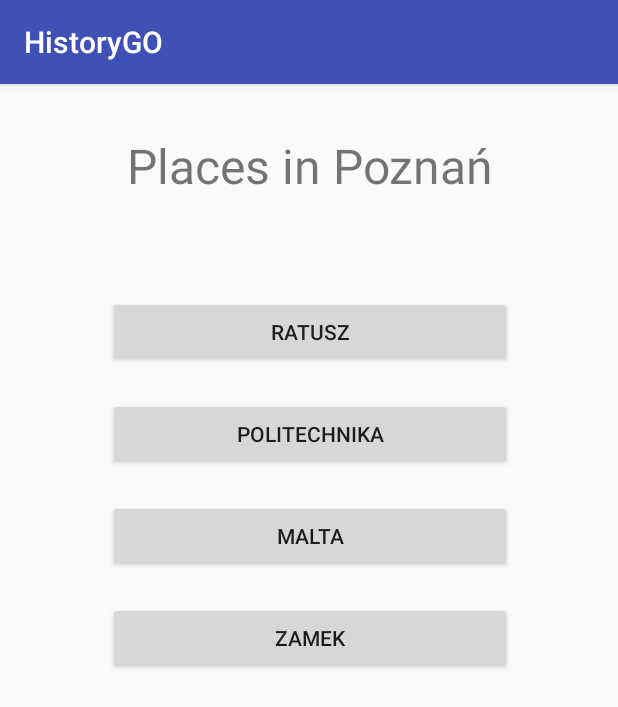
After one commit to seul88/historyGo, an Android app: the PlaceManager screen opened directly, with no data from a screen before it, on a phone screen of 412 x 824 dp. The commit adds this screen. Shown: the top 707 px of the screen. Run offline under Robolectric (Android 15) with nearby library versions, the phone set to English and light mode, and no system bars.

Commit message:
Places menu as Activity

```diff
--- /dev/null
+++ b/app/src/main/java/com/erwin/historygo/PlaceManager.java
@@ -0,0 +1,80 @@
+package com.erwin.historygo;
+
+import android.content.Intent;
+import android.support.v7.app.AppCompatActivity;
+import android.os.Bundle;
+import android.view.View;
+import android.widget.Button;
+
+public class PlaceManager extends AppCompatActivity {
+
+
+    private Button button_Ratusz;
+    private Button button_Zamek;
+    private Button button_Politechnika;
+    private Button button_Malta;
+
+    @Override
+    protected void onCreate(Bundle savedInstanceState) {
+        super.onCreate(savedInstanceState);
+        setContentView(R.layout.activity_place_manager);
+
+        button_Ratusz = (Button) findViewById(R.id.btnRatusz);
+        button_Zamek = (Button) findViewById(R.id.btnZamek);
+        button_Malta = (Button) findViewById(R.id.btnMalta);
+        button_Politechnika = (Button) findViewById(R.id.btnPolitechnika);
+
+
+        button_Politechnika.setOnClickListener(new View.OnClickListener() {
+            @Override
+            public void onClick(View v) {
+                openActivityPolitechnika();
+            }
+        });
+
+        button_Malta.setOnClickListener(new View.OnClickListener() {
+            @Override
+            public void onClick(View v) {
+                openActivityMalta();
+            }
+        });
+
+        button_Zamek.setOnClickListener(new View.OnClickListener() {
+            @Override
+            public void onClick(View v) {
+                openActivityZamek();
+            }
+        });
+
+        button_Ratusz.setOnClickListener(new View.OnClickListener() {
+            @Override
+            public void onClick(View v) {
+                openActivityRatusz();
+            }
+        });
+
+    }
+
+
+    public void openActivityPolitechnika(){
+        Intent intent = new Intent(this, Politechnika.class);
+        startActivity(intent);
+    }
+
+
+    public void openActivityMalta(){
+        Intent intent = new Intent(this, Malta.class);
+        startActivity(intent);
+    }
+
+    public void openActivityRatusz(){
+        Intent intent = new Intent(this, Ratusz.class);
+        startActivity(intent);
+    }
+
+    public void openActivityZamek(){
+        Intent intent = new Intent(this, Places.class);
+        startActivity(intent);
+    }
+
+}
--- /dev/null
+++ b/app/src/main/res/layout/activity_place_manager.xml
@@ -0,0 +1,76 @@
+<?xml version="1.0" encoding="utf-8"?>
+<android.support.constraint.ConstraintLayout xmlns:android="http://schemas.android.com/apk/res/android"
+    xmlns:app="http://schemas.android.com/apk/res-auto"
+    xmlns:tools="http://schemas.android.com/tools"
+    android:layout_width="match_parent"
+    android:layout_height="match_parent"
+    tools:context=".PlaceManager">
+
+    <TextView
+        android:id="@+id/placesTitle"
+        android:layout_width="277dp"
+        android:layout_height="77dp"
+        android:layout_marginEnd="8dp"
+        android:layout_marginStart="8dp"
+        android:layout_marginTop="16dp"
+        android:gravity="center"
+        android:text="Places in Poznań"
+        android:textSize="32sp"
+        app:layout_constraintEnd_toEndOf="parent"
+        app:layout_constraintHorizontal_bias="0.507"
+        app:layout_constraintStart_toStartOf="parent"
+        app:layout_constraintTop_toTopOf="parent" />
+
+    <Button
+        android:id="@+id/btnRatusz"
+        android:layout_width="269dp"
+        android:layout_height="wrap_content"
+        android:layout_marginEnd="8dp"
+        android:layout_marginStart="8dp"
+        android:layout_marginTop="48dp"
+        android:text="Ratusz"
+        app:layout_constraintEnd_toEndOf="parent"
+        app:layout_constraintHorizontal_bias="0.506"
+        app:layout_constraintStart_toStartOf="parent"
+        app:layout_constraintTop_toBottomOf="@+id/placesTitle" />
+
+    <Button
+        android:id="@+id/btnPolitechnika"
+        android:layout_width="269dp"
+        android:layout_height="wrap_content"
+        android:layout_marginEnd="8dp"
+        android:layout_marginStart="8dp"
+        android:layout_marginTop="20dp"
+        android:text="Politechnika"
+        app:layout_constraintEnd_toEndOf="parent"
+        app:layout_constraintHorizontal_bias="0.506"
+        app:layout_constraintStart_toStartOf="parent"
+        app:layout_constraintTop_toBottomOf="@+id/btnRatusz" />
+
+    <Button
+        android:id="@+id/btnMalta"
+        android:layout_width="269dp"
+        android:layout_height="wrap_content"
+        android:layout_marginEnd="8dp"
+        android:layout_marginStart="8dp"
+        android:layout_marginTop="20dp"
+        android:text="Malta"
+        app:layout_constraintEnd_toEndOf="parent"
+        app:layout_constraintHorizontal_bias="0.506"
+        app:layout_constraintStart_toStartOf="parent"
+        app:layout_constraintTop_toBottomOf="@+id/btnPolitechnika" />
+
+
+    <Button
+        android:id="@+id/btnZamek"
+        android:layout_width="269dp"
+        android:layout_height="wrap_content"
+        android:layout_marginEnd="8dp"
+        android:layout_marginStart="8dp"
+        android:layout_marginTop="20dp"
+        android:text="Zamek"
+        app:layout_constraintEnd_toEndOf="parent"
+        app:layout_constraintHorizontal_bias="0.506"
+        app:layout_constraintStart_toStartOf="parent"
+        app:layout_constraintTop_toBottomOf="@+id/btnMalta" />
+</android.support.constraint.ConstraintLayout>
--- a/app/src/main/res/layout/activity_users_view.xml
+++ b/app/src/main/res/layout/activity_users_view.xml
@@ -11,8 +11,8 @@
     >
 
     <LinearLayout
-        android:layout_width="wrap_content"
-        android:layout_height="wrap_content"
+        android:layout_width="match_parent"
+        android:layout_height="match_parent"
         android:orientation="vertical"
       >
 
```
Also changed, not shown: app/src/main/AndroidManifest.xml (+10 -6 lines), app/src/main/java/com/erwin/historygo/Main.java (+2 -15 lines), app/src/main/res/menu/main_menu.xml (+3 -13 lines).
